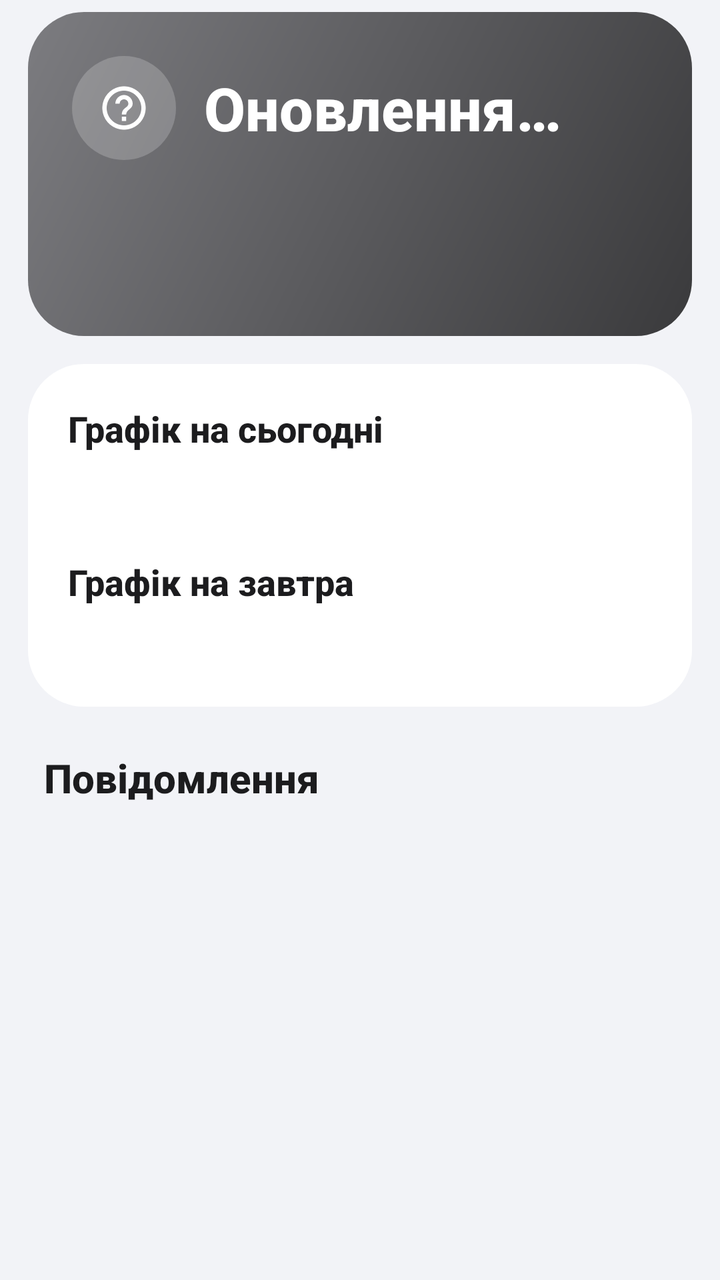
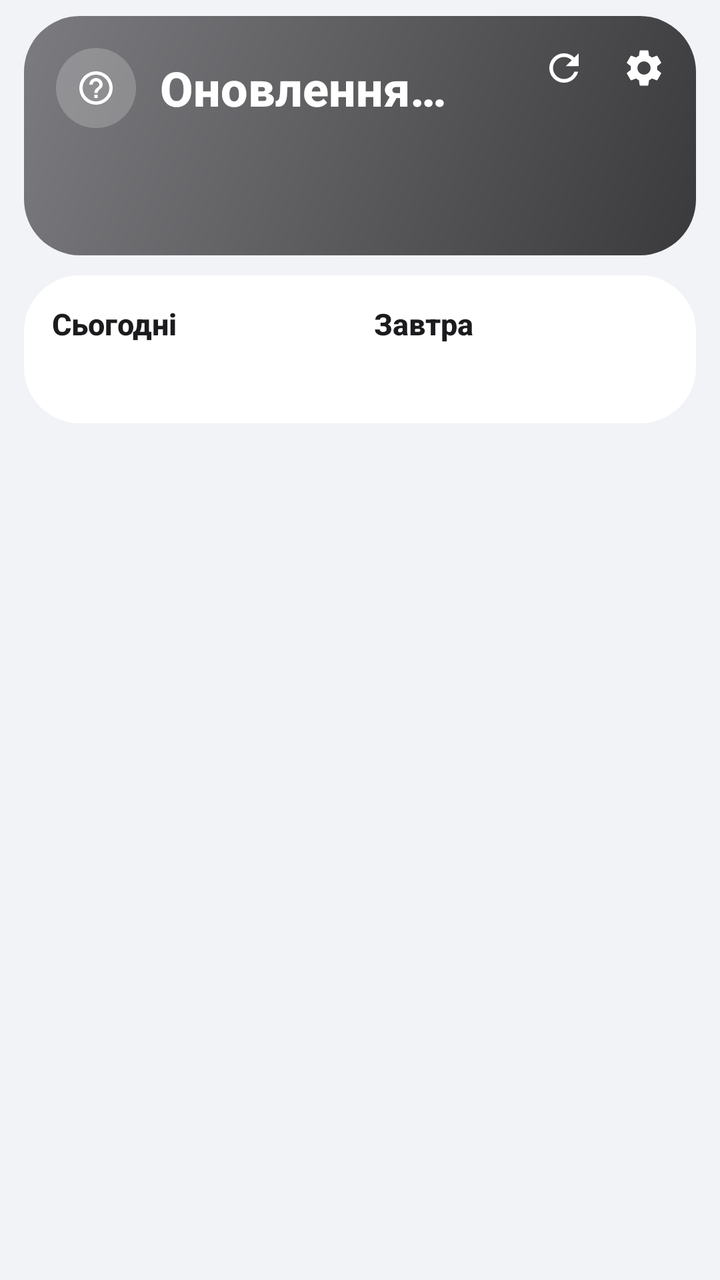

The first picture is an Android layout as it rendered before a commit; the second is the same layout after the commit. The layout source and the unified diff follow.
<!-- AndroidManifest.xml: application theme AppTheme.Light -->
<!-- res/layout/header_blocks.xml -->
<?xml version="1.0" encoding="utf-8"?>
<LinearLayout xmlns:android="http://schemas.android.com/apk/res/android"
    android:layout_width="match_parent"
    android:layout_height="wrap_content"
    android:orientation="vertical"
    android:paddingStart="14dp"
    android:paddingTop="6dp"
    android:paddingEnd="14dp">

    
    <LinearLayout
        android:id="@+id/statusCard"
        android:layout_width="match_parent"
        android:layout_height="wrap_content"
        android:background="@drawable/bg_grey"
        android:orientation="vertical"
        android:padding="22dp">

        <LinearLayout
            android:layout_width="match_parent"
            android:layout_height="wrap_content"
            android:gravity="center_vertical"
            android:orientation="horizontal">

            <ImageView
                android:id="@+id/sIcon"
                android:layout_width="52dp"
                android:layout_height="52dp"
                android:background="@drawable/icon_circle"
                android:padding="13dp"
                android:src="@drawable/ic_help" />

            <TextView
                android:id="@+id/sTitle"
                android:layout_width="0dp"
                android:layout_height="wrap_content"
                android:layout_marginStart="14dp"
                android:layout_weight="1"
                android:fontFamily="sans-serif-medium"
                android:text="Оновлення…"
                android:textColor="#FFFFFF"
                android:textSize="30sp"
                android:textStyle="bold" />
        </LinearLayout>

        <TextView
            android:id="@+id/sSub"
            android:layout_width="match_parent"
            android:layout_height="wrap_content"
            android:layout_marginTop="14dp"
            android:lineSpacingExtra="3dp"
            android:textColor="#F2FFFFFF"
            android:textSize="16sp" />

        <TextView
            android:id="@+id/sUpdated"
            android:layout_width="match_parent"
            android:layout_height="wrap_content"
            android:layout_marginTop="14dp"
            android:textColor="#A6FFFFFF"
            android:textSize="12sp" />
    </LinearLayout>

    
    <LinearLayout
        android:layout_width="match_parent"
        android:layout_height="wrap_content"
        android:layout_marginTop="14dp"
        android:background="@drawable/card_bg"
        android:orientation="vertical"
        android:padding="20dp">

        <LinearLayout
            android:layout_width="match_parent"
            android:layout_height="wrap_content"
            android:orientation="horizontal">

            <TextView
                android:layout_width="0dp"
                android:layout_height="wrap_content"
                android:layout_weight="1"
                android:fontFamily="sans-serif-medium"
                android:text="Графік на сьогодні"
                android:textColor="?attr/cText"
                android:textSize="18sp"
                android:textStyle="bold" />

            <TextView
                android:id="@+id/todayDate"
                android:layout_width="wrap_content"
                android:layout_height="wrap_content"
                android:textColor="?attr/cMuted"
                android:textSize="14sp" />
        </LinearLayout>

        <LinearLayout
            android:id="@+id/todayRows"
            android:layout_width="match_parent"
            android:layout_height="wrap_content"
            android:orientation="vertical" />

        <TextView
            android:id="@+id/todayNote"
            android:layout_width="match_parent"
            android:layout_height="wrap_content"
            android:layout_marginTop="10dp"
            android:textColor="?attr/cMuted"
            android:textSize="15sp" />

        <LinearLayout
            android:layout_width="match_parent"
            android:layout_height="wrap_content"
            android:layout_marginTop="22dp"
            android:orientation="horizontal">

            <TextView
                android:layout_width="0dp"
                android:layout_height="wrap_content"
                android:layout_weight="1"
                android:fontFamily="sans-serif-medium"
                android:text="Графік на завтра"
                android:textColor="?attr/cText"
                android:textSize="18sp"
                android:textStyle="bold" />

            <TextView
                android:id="@+id/tomorrowDate"
                android:layout_width="wrap_content"
                android:layout_height="wrap_content"
                android:textColor="?attr/cMuted"
                android:textSize="14sp" />
        </LinearLayout>

        <LinearLayout
            android:id="@+id/tomorrowRows"
            android:layout_width="match_parent"
            android:layout_height="wrap_content"
            android:orientation="vertical" />

        <TextView
            android:id="@+id/tomorrowNote"
            android:layout_width="match_parent"
            android:layout_height="wrap_content"
            android:layout_marginTop="10dp"
            android:textColor="?attr/cMuted"
            android:textSize="15sp" />
    </LinearLayout>

    
    <TextView
        android:layout_width="match_parent"
        android:layout_height="wrap_content"
        android:fontFamily="sans-serif-medium"
        android:paddingStart="8dp"
        android:paddingTop="22dp"
        android:paddingBottom="6dp"
        android:text="Повідомлення"
        android:textColor="?attr/cText"
        android:textSize="20sp"
        android:textStyle="bold" />
</LinearLayout>
<!-- resources referenced by this layout -->
<resources>
  <!-- drawable bg_grey (drawable) -->
  <?xml version="1.0" encoding="utf-8"?>
  <shape xmlns:android="http://schemas.android.com/apk/res/android" android:shape="rectangle">
      <gradient android:startColor="#7C7C80" android:endColor="#3A3A3C" android:angle="315" />
      <corners android:radius="28dp" />
  </shape>
  <!-- drawable card_bg (drawable) -->
  <?xml version="1.0" encoding="utf-8"?>
  <shape xmlns:android="http://schemas.android.com/apk/res/android" android:shape="rectangle">
      <solid android:color="?attr/cCard" />
      <corners android:radius="28dp" />
  </shape>
  <!-- drawable ic_help (drawable) -->
  <?xml version="1.0" encoding="utf-8"?>
  <vector xmlns:android="http://schemas.android.com/apk/res/android"
      android:width="24dp" android:height="24dp" android:viewportWidth="24" android:viewportHeight="24">
      <path android:fillColor="#FFFFFF" android:pathData="M11,18h2v-2h-2v2zM12,2C6.48,2 2,6.48 2,12s4.48,10 10,10 10,-4.48 10,-10S17.52,2 12,2zM12,20c-4.41,0 -8,-3.59 -8,-8s3.59,-8 8,-8 8,3.59 8,8 -3.59,8 -8,8zM12,6c-2.21,0 -4,1.79 -4,4h2c0,-1.1 0.9,-2 2,-2s2,0.9 2,2c0,2 -3,1.75 -3,5h2c0,-2.25 3,-2.5 3,-5 0,-2.21 -1.79,-4 -4,-4z" />
  </vector>
  <!-- drawable icon_circle (drawable) -->
  <?xml version="1.0" encoding="utf-8"?>
  <shape xmlns:android="http://schemas.android.com/apk/res/android" android:shape="oval">
      <solid android:color="#33FFFFFF" />
  </shape>
  <style name="AppTheme.Light" parent="android:Theme.DeviceDefault.Light.NoActionBar">
          <item name="cBg">@color/light_bg</item>
          <item name="cCard">@color/light_card</item>
          <item name="cRow">@color/light_row</item>
          <item name="cText">@color/light_text</item>
          <item name="cMuted">@color/light_muted</item>
          <item name="android:windowBackground">@color/light_bg</item>
          <item name="android:statusBarColor">@color/light_bg</item>
          <item name="android:navigationBarColor">@color/light_bg</item>
          <item name="android:windowLightStatusBar">true</item>
      </style>
  <color name="light_bg">#F2F3F7</color>
  <color name="light_card">#FFFFFF</color>
  <color name="light_row">#F2F3F7</color>
  <color name="light_text">#1C1C1E</color>
  <color name="light_muted">#8E8E93</color>
</resources>

<!-- the commit's change to res/layout/header_blocks.xml (unified diff, before → after) -->
@@ -3,159 +3,192 @@
     android:layout_width="match_parent"
     android:layout_height="wrap_content"
     android:orientation="vertical"
-    android:paddingStart="14dp"
-    android:paddingTop="6dp"
-    android:paddingEnd="14dp">
+    android:paddingStart="12dp"
+    android:paddingTop="8dp"
+    android:paddingEnd="12dp">
 
     
-    <LinearLayout
+    <FrameLayout
         android:id="@+id/statusCard"
         android:layout_width="match_parent"
         android:layout_height="wrap_content"
-        android:background="@drawable/bg_grey"
-        android:orientation="vertical"
-        android:padding="22dp">
+        android:background="@drawable/bg_grey">
 
         <LinearLayout
             android:layout_width="match_parent"
             android:layout_height="wrap_content"
-            android:gravity="center_vertical"
-            android:orientation="horizontal">
+            android:orientation="vertical"
+            android:padding="16dp">
+
+            <LinearLayout
+                android:layout_width="match_parent"
+                android:layout_height="wrap_content"
+                android:gravity="center_vertical"
+                android:orientation="horizontal">
+
+                <ImageView
+                    android:id="@+id/sIcon"
+                    android:layout_width="40dp"
+                    android:layout_height="40dp"
+                    android:background="@drawable/icon_circle"
+                    android:padding="10dp"
+                    android:src="@drawable/ic_help" />
+
+                <TextView
+                    android:id="@+id/sTitle"
+                    android:layout_width="0dp"
+                    android:layout_height="wrap_content"
+                    android:layout_marginStart="12dp"
+                    android:layout_marginEnd="84dp"
+                    android:layout_weight="1"
+                    android:fontFamily="sans-serif-medium"
+                    android:maxLines="1"
+                    android:text="Оновлення…"
+                    android:textColor="#FFFFFF"
+                    android:textSize="24sp"
+                    android:textStyle="bold" />
+            </LinearLayout>
+
+            <TextView
+                android:id="@+id/sSub"
+                android:layout_width="match_parent"
+                android:layout_height="wrap_content"
+                android:layout_marginTop="8dp"
+                android:lineSpacingExtra="1dp"
+                android:textColor="#F2FFFFFF"
+                android:textSize="14sp" />
+
+            <TextView
+                android:id="@+id/sUpdated"
+                android:layout_width="match_parent"
+                android:layout_height="wrap_content"
+                android:layout_marginTop="6dp"
+                android:textColor="#A6FFFFFF"
+                android:textSize="11sp" />
+        </LinearLayout>
+
+        <LinearLayout
+            android:layout_width="wrap_content"
+            android:layout_height="wrap_content"
+            android:layout_gravity="top|end"
+            android:orientation="horizontal"
+            android:padding="6dp">
 
             <ImageView
-                android:id="@+id/sIcon"
-                android:layout_width="52dp"
-                android:layout_height="52dp"
-                android:background="@drawable/icon_circle"
-                android:padding="13dp"
-                android:src="@drawable/ic_help" />
+                android:id="@+id/btnRefresh"
+                android:layout_width="40dp"
+                android:layout_height="40dp"
+                android:padding="9dp"
+                android:src="@drawable/ic_refresh" />
 
-            <TextView
-                android:id="@+id/sTitle"
-                android:layout_width="0dp"
-                android:layout_height="wrap_content"
-                android:layout_marginStart="14dp"
-                android:layout_weight="1"
-                android:fontFamily="sans-serif-medium"
-                android:text="Оновлення…"
-                android:textColor="#FFFFFF"
-                android:textSize="30sp"
-                android:textStyle="bold" />
+            <ImageView
+                android:id="@+id/btnSettings"
+                android:layout_width="40dp"
+                android:layout_height="40dp"
+                android:padding="9dp"
+                android:src="@drawable/ic_settings"
+                android:tint="#FFFFFF" />
         </LinearLayout>
-
-        <TextView
-            android:id="@+id/sSub"
-            android:layout_width="match_parent"
-            android:layout_height="wrap_content"
-            android:layout_marginTop="14dp"
-            android:lineSpacingExtra="3dp"
-            android:textColor="#F2FFFFFF"
-            android:textSize="16sp" />
-
-        <TextView
-            android:id="@+id/sUpdated"
-            android:layout_width="match_parent"
-            android:layout_height="wrap_content"
-            android:layout_marginTop="14dp"
-            android:textColor="#A6FFFFFF"
-            android:textSize="12sp" />
-    </LinearLayout>
+    </FrameLayout>
 
     
     <LinearLayout
         android:layout_width="match_parent"
         android:layout_height="wrap_content"
-        android:layout_marginTop="14dp"
+        android:layout_marginTop="10dp"
         android:background="@drawable/card_bg"
-        android:orientation="vertical"
-        android:padding="20dp">
+        android:orientation="horizontal"
+        android:padding="14dp">
 
         <LinearLayout
-            android:layout_width="match_parent"
+            android:layout_width="0dp"
             android:layout_height="wrap_content"
-            android:orientation="horizontal">
+            android:layout_weight="1"
+            android:orientation="vertical">
+
+            <LinearLayout
+                android:layout_width="match_parent"
+                android:layout_height="wrap_content"
+                android:orientation="horizontal">
+
+                <TextView
+                    android:layout_width="wrap_content"
+                    android:layout_height="wrap_content"
+                    android:fontFamily="sans-serif-medium"
+                    android:text="Сьогодні"
+                    android:textColor="?attr/cText"
+                    android:textSize="15sp"
+                    android:textStyle="bold" />
+
+                <TextView
+                    android:id="@+id/todayDate"
+                    android:layout_width="wrap_content"
+                    android:layout_height="wrap_content"
+                    android:layout_marginStart="6dp"
+                    android:textColor="?attr/cMuted"
+                    android:textSize="13sp" />
+            </LinearLayout>
+
+            <LinearLayout
+                android:id="@+id/todayRows"
+                android:layout_width="match_parent"
+                android:layout_height="wrap_content"
+                android:layout_marginTop="4dp"
+                android:orientation="vertical" />
 
             <TextView
-                android:layout_width="0dp"
+                android:id="@+id/todayNote"
+                android:layout_width="match_parent"
                 android:layout_height="wrap_content"
-                android:layout_weight="1"
-                android:fontFamily="sans-serif-medium"
-                android:text="Графік на сьогодні"
-                android:textColor="?attr/cText"
-                android:textSize="18sp"
-                android:textStyle="bold" />
-
-            <TextView
-                android:id="@+id/todayDate"
-                android:layout_width="wrap_content"
-                android:layout_height="wrap_content"
+                android:layout_marginTop="4dp"
                 android:textColor="?attr/cMuted"
-                android:textSize="14sp" />
+                android:textSize="13sp" />
         </LinearLayout>
 
         <LinearLayout
-            android:id="@+id/todayRows"
-            android:layout_width="match_parent"
+            android:layout_width="0dp"
             android:layout_height="wrap_content"
-            android:orientation="vertical" />
+            android:layout_marginStart="14dp"
+            android:layout_weight="1"
+            android:orientation="vertical">
 
-        <TextView
-            android:id="@+id/todayNote"
-            android:layout_width="match_parent"
-            android:layout_height="wrap_content"
-            android:layout_marginTop="10dp"
-            android:textColor="?attr/cMuted"
-            android:textSize="15sp" />
+            <LinearLayout
+                android:layout_width="match_parent"
+                android:layout_height="wrap_content"
+                android:orientation="horizontal">
 
-        <LinearLayout
-            android:layout_width="match_parent"
-            android:layout_height="wrap_content"
-            android:layout_marginTop="22dp"
-            android:orientation="horizontal">
+                <TextView
+                    android:layout_width="wrap_content"
+                    android:layout_height="wrap_content"
+                    android:fontFamily="sans-serif-medium"
+                    android:text="Завтра"
+                    android:textColor="?attr/cText"
+                    android:textSize="15sp"
+                    android:textStyle="bold" />
+
+                <TextView
+                    android:id="@+id/tomorrowDate"
+                    android:layout_width="wrap_content"
+                    android:layout_height="wrap_content"
+                    android:layout_marginStart="6dp"
+                    android:textColor="?attr/cMuted"
+                    android:textSize="13sp" />
+            </LinearLayout>
+
+            <LinearLayout
+                android:id="@+id/tomorrowRows"
+                android:layout_width="match_parent"
+                android:layout_height="wrap_content"
+                android:layout_marginTop="4dp"
+                android:orientation="vertical" />
 
             <TextView
-                android:layout_width="0dp"
+                android:id="@+id/tomorrowNote"
+                android:layout_width="match_parent"
                 android:layout_height="wrap_content"
-                android:layout_weight="1"
-                android:fontFamily="sans-serif-medium"
-                android:text="Графік на завтра"
-                android:textColor="?attr/cText"
-                android:textSize="18sp"
-                android:textStyle="bold" />
-
-            <TextView
-                android:id="@+id/tomorrowDate"
-                android:layout_width="wrap_content"
-                android:layout_height="wrap_content"
+                android:layout_marginTop="4dp"
                 android:textColor="?attr/cMuted"
-                android:textSize="14sp" />
+                android:textSize="13sp" />
         </LinearLayout>
-
-        <LinearLayout
-            android:id="@+id/tomorrowRows"
-            android:layout_width="match_parent"
-            android:layout_height="wrap_content"
-            android:orientation="vertical" />
-
-        <TextView
-            android:id="@+id/tomorrowNote"
-            android:layout_width="match_parent"
-            android:layout_height="wrap_content"
-            android:layout_marginTop="10dp"
-            android:textColor="?attr/cMuted"
-            android:textSize="15sp" />
     </LinearLayout>
-
-    
-    <TextView
-        android:layout_width="match_parent"
-        android:layout_height="wrap_content"
-        android:fontFamily="sans-serif-medium"
-        android:paddingStart="8dp"
-        android:paddingTop="22dp"
-        android:paddingBottom="6dp"
-        android:text="Повідомлення"
-        android:textColor="?attr/cText"
-        android:textSize="20sp"
-        android:textStyle="bold" />
 </LinearLayout>
<!-- resource entries referenced after the edit -->
@@ -17,6 +17,18 @@
   <vector xmlns:android="http://schemas.android.com/apk/res/android"
       android:width="24dp" android:height="24dp" android:viewportWidth="24" android:viewportHeight="24">
       <path android:fillColor="#FFFFFF" android:pathData="M11,18h2v-2h-2v2zM12,2C6.48,2 2,6.48 2,12s4.48,10 10,10 10,-4.48 10,-10S17.52,2 12,2zM12,20c-4.41,0 -8,-3.59 -8,-8s3.59,-8 8,-8 8,3.59 8,8 -3.59,8 -8,8zM12,6c-2.21,0 -4,1.79 -4,4h2c0,-1.1 0.9,-2 2,-2s2,0.9 2,2c0,2 -3,1.75 -3,5h2c0,-2.25 3,-2.5 3,-5 0,-2.21 -1.79,-4 -4,-4z" />
+  </vector>
+  <!-- drawable ic_refresh (drawable) -->
+  <?xml version="1.0" encoding="utf-8"?>
+  <vector xmlns:android="http://schemas.android.com/apk/res/android"
+      android:width="24dp" android:height="24dp" android:viewportWidth="24" android:viewportHeight="24">
+      <path android:fillColor="#FFFFFF" android:pathData="M17.65,6.35C16.2,4.9 14.21,4 12,4c-4.42,0 -7.99,3.58 -7.99,8s3.57,8 7.99,8c3.73,0 6.84,-2.55 7.73,-6h-2.08c-0.82,2.33 -3.04,4 -5.65,4 -3.31,0 -6,-2.69 -6,-6s2.69,-6 6,-6c1.66,0 3.14,0.69 4.22,1.78L13,11h7V4l-2.35,2.35z" />
+  </vector>
+  <!-- drawable ic_settings (drawable) -->
+  <?xml version="1.0" encoding="utf-8"?>
+  <vector xmlns:android="http://schemas.android.com/apk/res/android"
+      android:width="24dp" android:height="24dp" android:viewportWidth="24" android:viewportHeight="24">
+      <path android:fillColor="#000000" android:pathData="M19.14,12.94c0.04,-0.3 0.06,-0.61 0.06,-0.94c0,-0.32 -0.02,-0.64 -0.07,-0.94l2.03,-1.58c0.18,-0.14 0.23,-0.41 0.12,-0.61l-1.92,-3.32c-0.12,-0.22 -0.37,-0.29 -0.59,-0.22l-2.39,0.96c-0.5,-0.38 -1.03,-0.7 -1.62,-0.94L14.4,2.81c-0.04,-0.24 -0.24,-0.41 -0.48,-0.41h-3.84c-0.24,0 -0.43,0.17 -0.47,0.41L9.25,5.35C8.66,5.59 8.12,5.92 7.63,6.29L5.24,5.33c-0.22,-0.08 -0.47,0 -0.59,0.22L2.74,8.87C2.62,9.08 2.66,9.34 2.86,9.48l2.03,1.58C4.84,11.36 4.8,11.69 4.8,12s0.02,0.64 0.07,0.94l-2.03,1.58c-0.18,0.14 -0.23,0.41 -0.12,0.61l1.92,3.32c0.12,0.22 0.37,0.29 0.59,0.22l2.39,-0.96c0.5,0.38 1.03,0.7 1.62,0.94l0.36,2.54c0.05,0.24 0.24,0.41 0.48,0.41h3.84c0.24,0 0.44,-0.17 0.47,-0.41l0.36,-2.54c0.59,-0.24 1.13,-0.56 1.62,-0.94l2.39,0.96c0.22,0.08 0.47,0 0.59,-0.22l1.92,-3.32c0.12,-0.22 0.07,-0.47 -0.12,-0.61L19.14,12.94zM12,15.6c-1.98,0 -3.6,-1.62 -3.6,-3.6s1.62,-3.6 3.6,-3.6s3.6,1.62 3.6,3.6S13.98,15.6 12,15.6z" />
   </vector>
   <!-- drawable icon_circle (drawable) -->
   <?xml version="1.0" encoding="utf-8"?>
